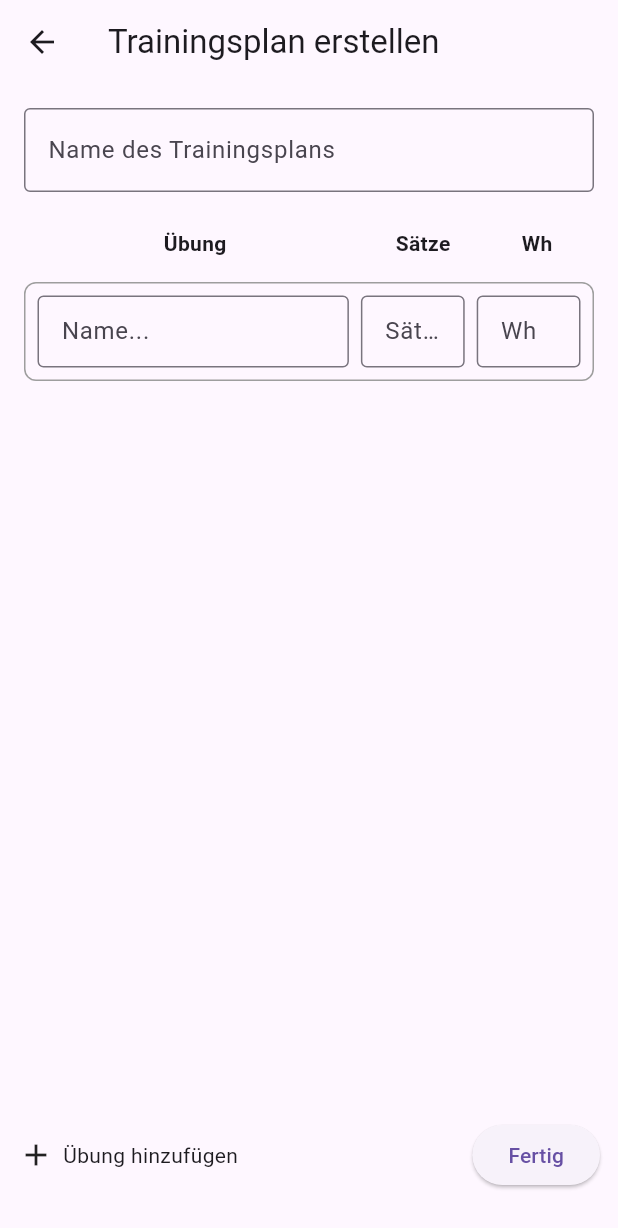
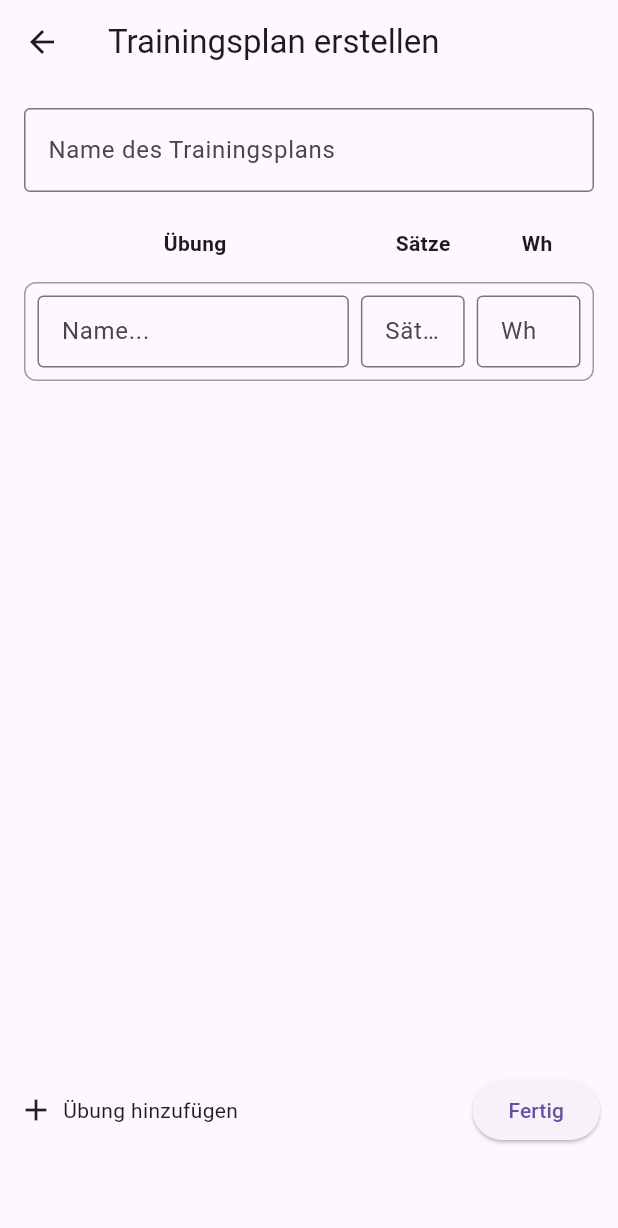
Before and after one commit to Halfsimon1234/Dominik, a Flutter app: the TrainingsplanScreen screen opened directly, after a tap on "Übung hinzufügen", on a phone screen of 412 x 824 dp. Shown: the top 1228 px of the screen. Run offline on Flutter 3.47's test engine with Material 3 defaults, Android fonts, the light colour scheme and no system bars; our stand-ins replace cloud_firestore, firebase_auth, firebase_core, flutter_blue_plus, permission_handler; accounts and stored records are empty.

Commit message:
buttons erhöhen

```diff
--- a/lib/screens/createTrainingScreen.dart
+++ b/lib/screens/createTrainingScreen.dart
@@ -75,7 +75,7 @@ class _TrainingsplanScreenState extends State<TrainingsplanScreen> {
       appBar: AppBar(title: const Text('Trainingsplan erstellen')),
 
       bottomNavigationBar: Padding(
-        padding: const EdgeInsets.fromLTRB(12, 12, 12, 30),
+        padding: const EdgeInsets.fromLTRB(12, 12, 12, 60),
         child: Row(
           children: [
             InkWell(
```
